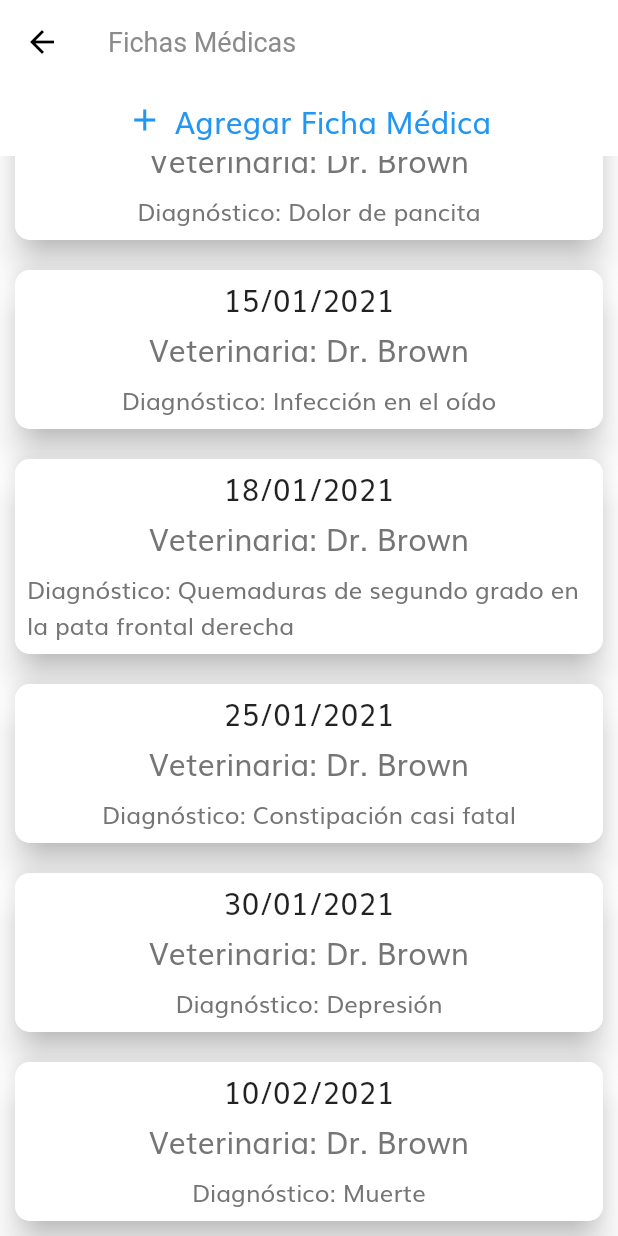
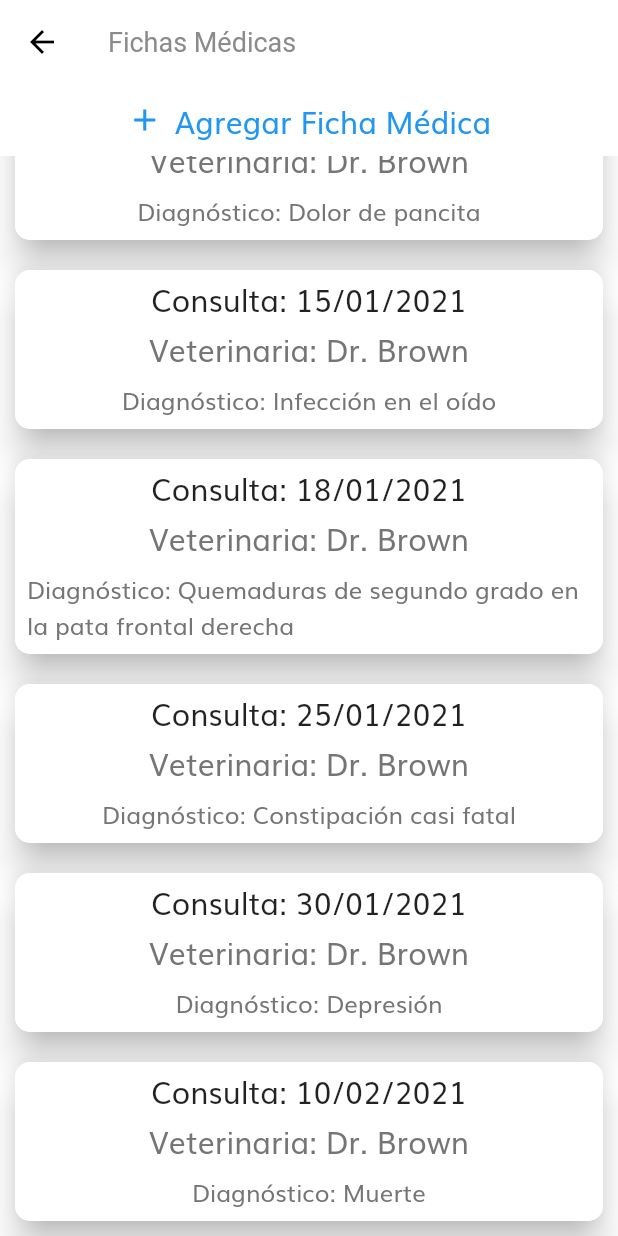
Before and after one commit to Firulapp/firulapp-flutter, a Flutter app: the MedicalRecordsScreen screen opened by its route, scrolled down 60 dp, on a phone screen of 412 x 824 dp. Run offline on Flutter 3.47's test engine with Material 2 defaults, Android fonts, the phone set to English and light mode, and no system bars; our stand-ins replace after_layout, dio, flutter_secure_storage, flutter_svg, image_picker; missing offline and left inert: dart:ffi, searchable_dropdown; accounts and stored records are empty.

Commit message:
Ajusta label

```diff
--- a/lib/src/medical_records/components/medical_record_item.dart
+++ b/lib/src/medical_records/components/medical_record_item.dart
@@ -21,7 +21,7 @@ class MedicalRecordItem extends StatelessWidget {
         children: <Widget>[
           const Padding(padding: EdgeInsets.symmetric(vertical: 2.0)),
           Text(
-            _medicalRecords["date"],
+            "Consulta: ${_medicalRecords["date"]}",
             style: Theme.of(context).textTheme.headline6,
           ),
           const Padding(padding: EdgeInsets.symmetric(vertical: 2.0)),
```
